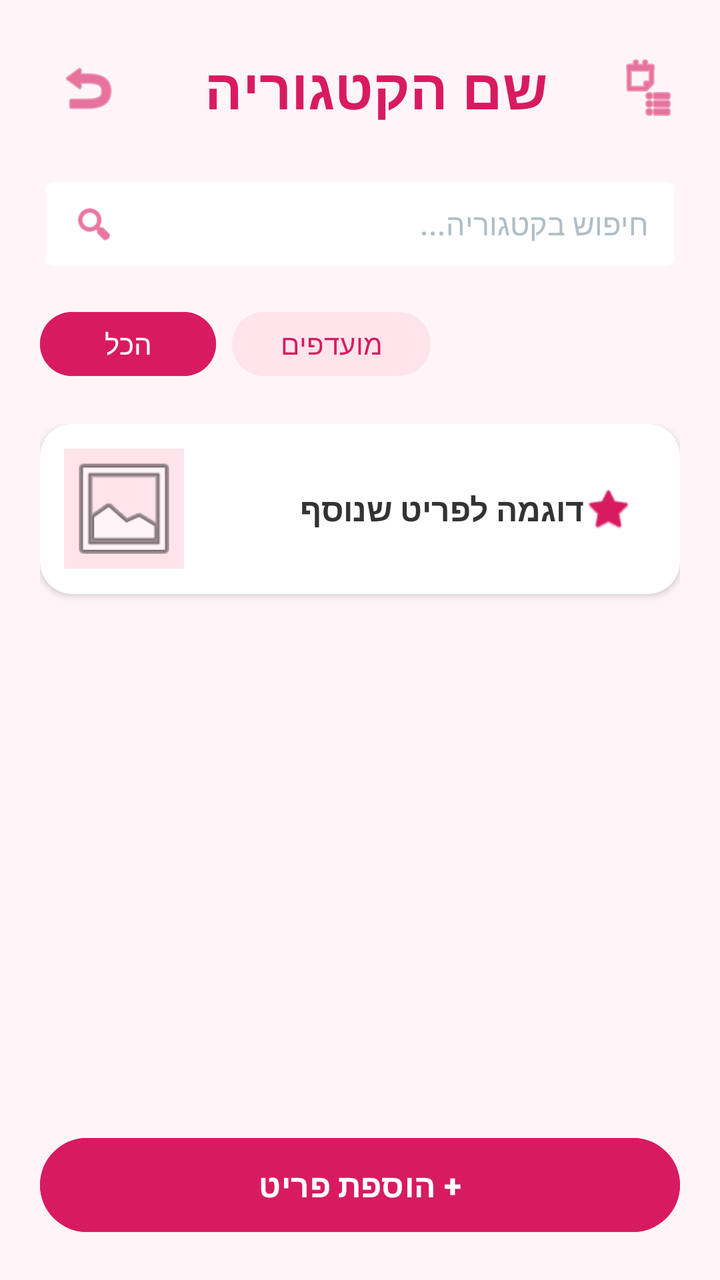
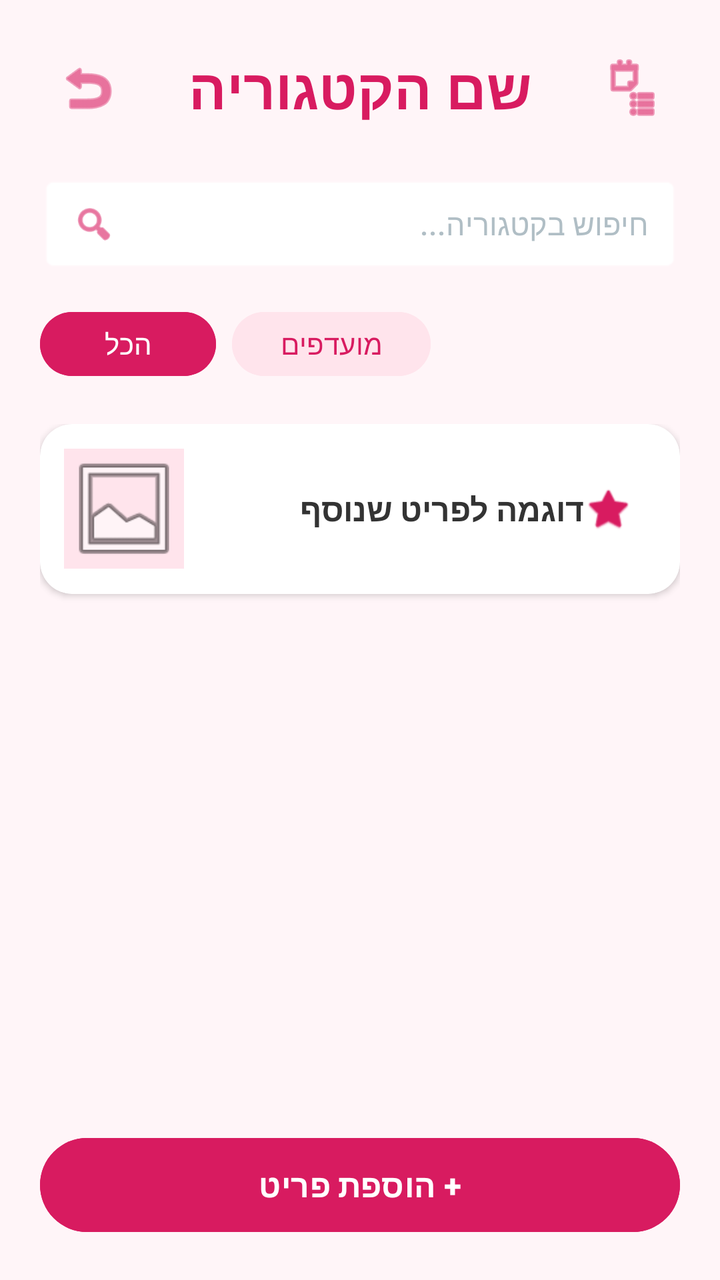

Before-and-after screenshots of an Android layout around one commit, followed by the original layout XML and the change that was made.
<!-- AndroidManifest.xml: application theme Theme.KeepIt -->
<!-- res/layout/activity_category.xml -->
<?xml version="1.0" encoding="utf-8"?>
<LinearLayout xmlns:android="http://schemas.android.com/apk/res/android"
    xmlns:app="http://schemas.android.com/apk/res-auto"
    android:layout_width="match_parent"
    android:layout_height="match_parent"
    android:orientation="vertical"
    android:background="#FFF5F8"
    android:padding="20dp">

    
    <LinearLayout
        android:layout_width="match_parent"
        android:layout_height="wrap_content"
        android:orientation="horizontal"
        android:gravity="center_vertical"
        android:layout_marginBottom="20dp">

        
        <FrameLayout
            android:id="@+id/backButton"
            android:layout_width="48dp"
            android:layout_height="48dp"
            android:clickable="true"
            android:focusable="true"
            android:background="?attr/selectableItemBackgroundBorderless">

            <ImageView
                android:layout_width="32dp"
                android:layout_height="32dp"
                android:layout_gravity="center"
                android:src="@android:drawable/ic_menu_revert"
                app:tint="#D81B60"
                android:contentDescription="חזרה" />
        </FrameLayout>

        <TextView
            android:id="@+id/categoryTitle"
            android:layout_width="0dp"
            android:layout_height="wrap_content"
            android:layout_weight="1"
            android:gravity="center"
            android:text="שם הקטגוריה"
            android:textColor="#D81B60"
            android:textSize="28sp"
            android:textStyle="bold"
            android:fontFamily="sans-serif-medium" />

        <ImageView
            android:layout_width="32dp"
            android:layout_height="32dp"
            android:src="@android:drawable/ic_menu_agenda"
            app:tint="#D81B60" />
    </LinearLayout>

    
    <LinearLayout
        android:layout_width="match_parent"
        android:layout_height="48dp"
        android:background="@android:drawable/editbox_background_normal"
        android:backgroundTint="#FFFFFF"
        android:orientation="horizontal"
        android:gravity="center_vertical"
        android:paddingStart="16dp"
        android:paddingEnd="16dp"
        android:layout_marginBottom="16dp"
        android:elevation="1dp">

        <ImageView
            android:layout_width="22dp"
            android:layout_height="22dp"
            android:src="@android:drawable/ic_menu_search"
            app:tint="#D81B60" />

        <TextView
            android:layout_width="match_parent"
            android:layout_height="wrap_content"
            android:text="חיפוש בקטגוריה..."
            android:textColor="#B0BEC5"
            android:textSize="15sp"
            android:layout_marginStart="12dp"
            android:fontFamily="sans-serif-medium" />
    </LinearLayout>

    
    <LinearLayout
        android:layout_width="match_parent"
        android:layout_height="wrap_content"
        android:orientation="horizontal"
        android:layout_marginBottom="20dp">

        <Button
            android:layout_width="wrap_content"
            android:layout_height="40dp"
            android:text="הכל"
            android:textColor="#FFFFFF"
            android:backgroundTint="#D81B60"
            android:textSize="14sp"
            android:fontFamily="sans-serif-medium"
            android:layout_marginEnd="8dp" />

        <Button
            android:layout_width="wrap_content"
            android:layout_height="40dp"
            android:text="מועדפים"
            android:textColor="#D81B60"
            android:backgroundTint="#FFE4EC"
            android:textSize="14sp"
            android:fontFamily="sans-serif-medium" />
    </LinearLayout>

    
    <ScrollView
        android:layout_width="match_parent"
        android:layout_height="0dp"
        android:layout_weight="1"
        android:fillViewport="true">

        <LinearLayout
            android:layout_width="match_parent"
            android:layout_height="wrap_content"
            android:orientation="vertical">

            <androidx.cardview.widget.CardView
                android:layout_width="match_parent"
                android:layout_height="85dp"
                app:cardCornerRadius="16dp"
                app:cardElevation="2dp"
                app:cardBackgroundColor="#FFFFFF"
                android:layout_marginBottom="12dp">

                <LinearLayout
                    android:layout_width="match_parent"
                    android:layout_height="match_parent"
                    android:orientation="horizontal"
                    android:gravity="center_vertical"
                    android:padding="12dp">

                    <ImageView
                        android:layout_width="60dp"
                        android:layout_height="60dp"
                        android:background="#FFE4EC"
                        android:scaleType="centerCrop"
                        android:src="@android:drawable/ic_menu_gallery" />

                    <TextView
                        android:layout_width="0dp"
                        android:layout_height="wrap_content"
                        android:layout_weight="1"
                        android:text="דוגמה לפריט שנוסף"
                        android:textColor="#333333"
                        android:textSize="16sp"
                        android:textStyle="bold"
                        android:fontFamily="sans-serif-medium"
                        android:layout_marginStart="16dp" />

                    <ImageView
                        android:layout_width="24dp"
                        android:layout_height="24dp"
                        android:src="@android:drawable/btn_star"
                        app:tint="#D81B60"
                        android:layout_marginEnd="12dp" />
                </LinearLayout>
            </androidx.cardview.widget.CardView>

        </LinearLayout>
    </ScrollView>

    
    <Button
        android:id="@+id/addItemButton"
        android:layout_width="match_parent"
        android:layout_height="55dp"
        android:backgroundTint="#D81B60"
        android:text="+ הוספת פריט"
        android:textColor="#FFFFFF"
        android:textSize="16sp"
        android:textStyle="bold"
        android:fontFamily="sans-serif-medium"
        android:layout_marginTop="10dp" />

</LinearLayout>
<!-- resources referenced by this layout -->
<resources>
  <style name="Theme.KeepIt" parent="Base.Theme.KeepIt" />
  <style name="Base.Theme.KeepIt" parent="Theme.Material3.DayNight.NoActionBar">
          
          
      </style>
</resources>

<!-- the commit's change to res/layout/activity_category.xml (unified diff, before → after) -->
@@ -15,7 +15,6 @@
         android:gravity="center_vertical"
         android:layout_marginBottom="20dp">
 
-        
         <FrameLayout
             android:id="@+id/backButton"
             android:layout_width="48dp"
@@ -46,10 +45,16 @@
             android:fontFamily="sans-serif-medium" />
 
         <ImageView
-            android:layout_width="32dp"
-            android:layout_height="32dp"
+            android:id="@+id/topActionIcon"
+            android:layout_width="48dp"
+            android:layout_height="48dp"
+            android:clickable="true"
+            android:focusable="true"
+            android:background="?attr/selectableItemBackgroundBorderless"
+            android:padding="8dp"
             android:src="@android:drawable/ic_menu_agenda"
-            app:tint="#D81B60" />
+            app:tint="#D81B60"
+            android:contentDescription="פעולה נוספת" />
     </LinearLayout>
 
     
@@ -116,6 +121,7 @@
         android:fillViewport="true">
 
         <LinearLayout
+            android:id="@+id/itemsContainer"
             android:layout_width="match_parent"
             android:layout_height="wrap_content"
             android:orientation="vertical">
@@ -145,13 +151,13 @@
                     <TextView
                         android:layout_width="0dp"
                         android:layout_height="wrap_content"
+                        android:layout_marginStart="16dp"
                         android:layout_weight="1"
+                        android:fontFamily="sans-serif-medium"
                         android:text="דוגמה לפריט שנוסף"
                         android:textColor="#333333"
                         android:textSize="16sp"
-                        android:textStyle="bold"
-                        android:fontFamily="sans-serif-medium"
-                        android:layout_marginStart="16dp" />
+                        android:textStyle="bold" />
 
                     <ImageView
                         android:layout_width="24dp"
